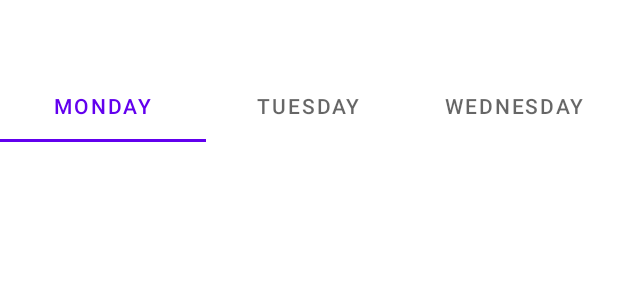
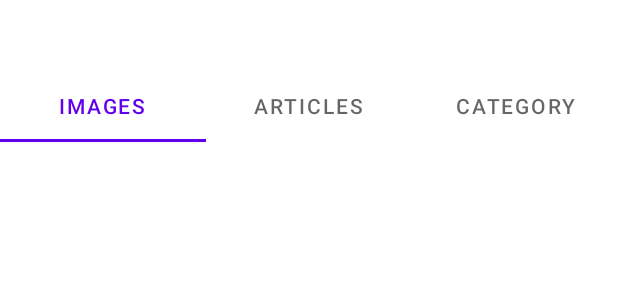
Before and after one commit to Rohan20s/testing, an Android app: the layout activity_main.xml on its own in the app's theme, with its tools: preview values and no code run, on a phone screen of 412 x 824 dp. Shown: the top 300 px of the screen. Run offline under Robolectric (Android 15) with nearby library versions, the phone set to English and light mode, and no system bars.

Commit message:
Update activity_main.xml

```diff
--- a/app/src/main/res/layout/activity_main.xml
+++ b/app/src/main/res/layout/activity_main.xml
@@ -23,17 +23,17 @@
         <com.google.android.material.tabs.TabItem
             android:layout_width="wrap_content"
             android:layout_height="wrap_content"
-            android:text="Monday" />
+            android:text="Images" />
 
         <com.google.android.material.tabs.TabItem
             android:layout_width="wrap_content"
             android:layout_height="wrap_content"
-            android:text="Tuesday" />
+            android:text="Articles" />
 
         <com.google.android.material.tabs.TabItem
             android:layout_width="wrap_content"
             android:layout_height="wrap_content"
-            android:text="Wednesday" />
+            android:text="Category" />
     </com.google.android.material.tabs.TabLayout>
 
     <FrameLayout
```
